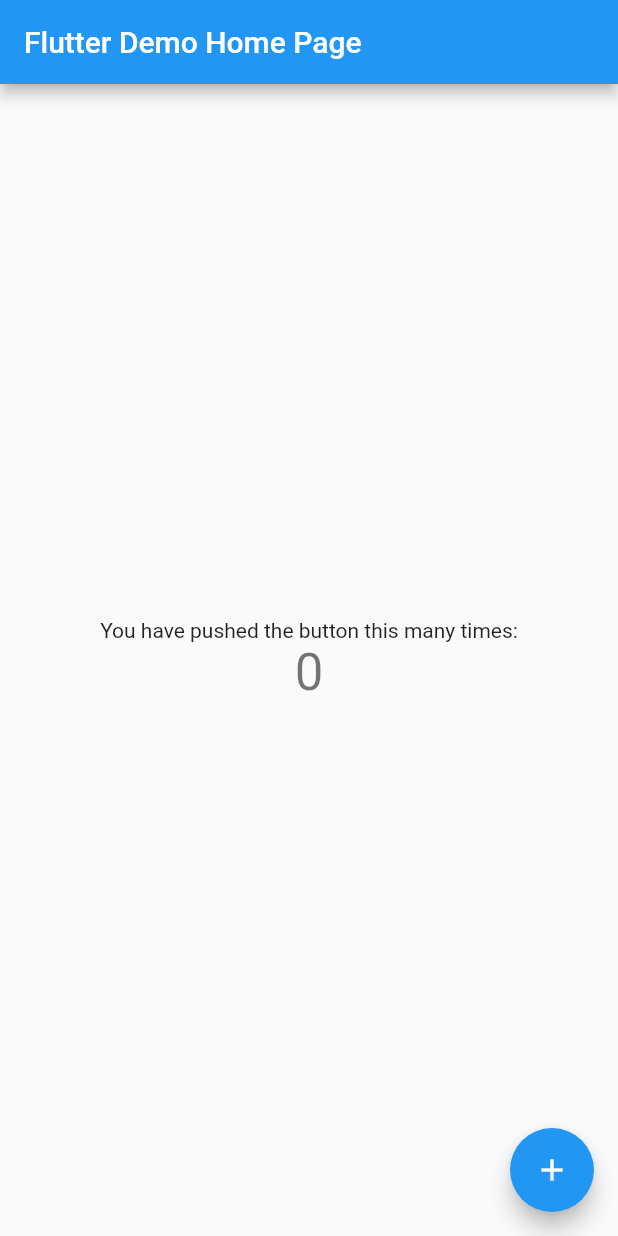
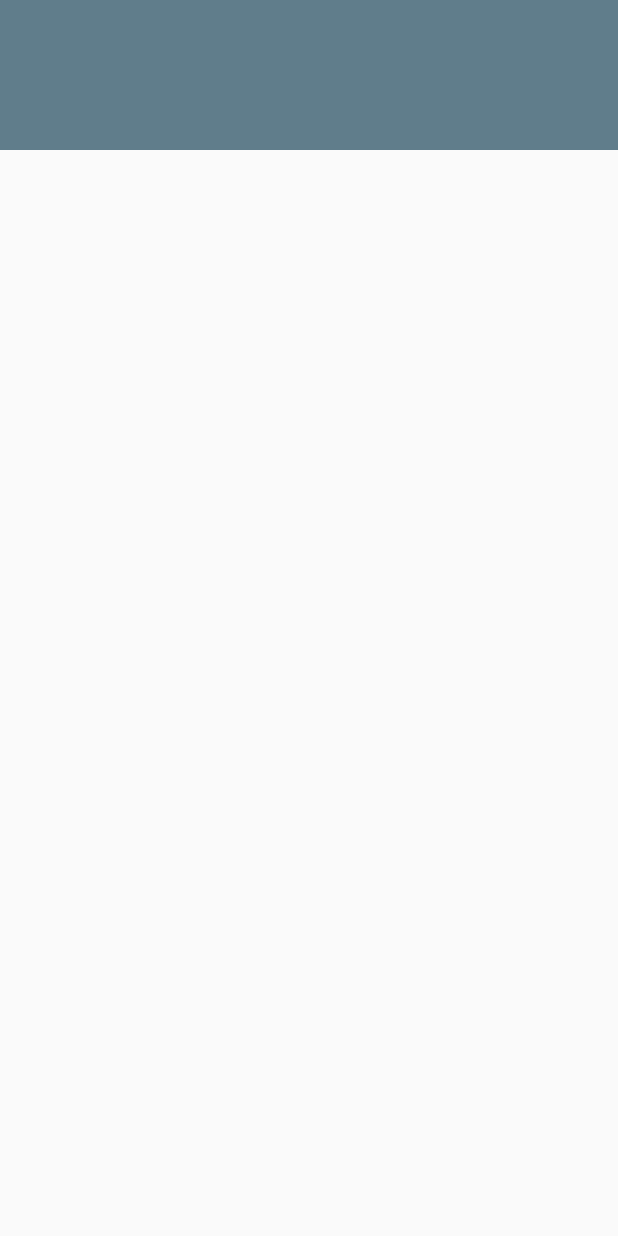
Before and after one commit to Haedong-Jeon/what_to_eat, a Flutter app: the screen it shows after launch, on a phone screen of 412 x 824 dp. Run offline on Flutter 3.47's test engine with Material 2 defaults, Android fonts, the phone set to English and light mode, and no system bars; drawn by our look-alikes of loader_overlay; our stand-ins replace freezed_annotation, get, internet_connection_checker_plus; generated files the repository leaves out were written again.

Commit message:
[presentation] 인터넷 연결 오류 상태창

```diff
--- a/lib/main.dart
+++ b/lib/main.dart
@@ -1,115 +1,62 @@
 import 'package:flutter/material.dart';
+import 'package:get/get.dart';
+import 'package:loader_overlay/loader_overlay.dart';
+import 'package:what_to_eat/domain/event/network_event/network_event.dart';
+import 'package:what_to_eat/presentation/base/base_scaffold.dart';
+import 'package:what_to_eat/presentation/base/no_network_error_bar.dart';
+
+import 'package:flutter_gen/gen_l10n/app_localizations.dart';
+import 'package:flutter_localizations/flutter_localizations.dart';
 
 void main() {
+  NetworkEvent().startListen();
   runApp(const MyApp());
 }
 
 class MyApp extends StatelessWidget {
   const MyApp({super.key});
 
-  // This widget is the root of your application.
   @override
   Widget build(BuildContext context) {
     return MaterialApp(
         title: 'Flutter Demo',
         theme: ThemeData(
-        // This is the theme of your application.
-        //
-        // Try running your application with "flutter run". You'll see the
-        // application has a blue toolbar. Then, without quitting the app, try
-        // changing the primarySwatch below to Colors.green and then invoke
-        // "hot reload" (press "r" in the console where you ran "flutter run",
-        // or simply save your changes to "hot reload" in a Flutter IDE).
-        // Notice that the counter didn't reset back to zero; the application
-        // is not restarted.
           primarySwatch: Colors.blue,
         ),
-      home: const MyHomePage(title: 'Flutter Demo Home Page'),
-    );
-  }
-}
-
-class MyHomePage extends StatefulWidget {
-  const MyHomePage({super.key, required this.title});
-
-  // This widget is the home page of your application. It is stateful, meaning
-  // that it has a State object (defined below) that contains fields that affect
-  // how it looks.
-
-  // This class is the configuration for the state. It holds the values (in this
-  // case the title) provided by the parent (in this case the App widget) and
-  // used by the build method of the State. Fields in a Widget subclass are
-  // always marked "final".
-
-  final String title;
-
-  @override
-  State<MyHomePage> createState() => _MyHomePageState();
-}
-
-class _MyHomePageState extends State<MyHomePage> {
-  int _counter = 0;
-
-  void _incrementCounter() {
-    setState(() {
-      // This call to setState tells the Flutter framework that something has
-      // changed in this State, which causes it to rerun the build method below
-      // so that the display can reflect the updated values. If we changed
-      // _counter without calling setState(), then the build method would not be
-      // called again, and so nothing would appear to happen.
-      _counter++;
-    });
-  }
-
-  @override
-  Widget build(BuildContext context) {
-    // This method is rerun every time setState is called, for instance as done
-    // by the _incrementCounter method above.
-    //
-    // The Flutter framework has been optimized to make rerunning build methods
-    // fast, so that you can just rebuild anything that needs updating rather
-    // than having to individually change instances of widgets.
-    return Scaffold(
-      appBar: AppBar(
-        // Here we take the value from the MyHomePage object that was created by
-        // the App.build method, and use it to set our appbar title.
-        title: Text(widget.title),
+        home: Scaffold(
+          body: Column(
+            children: [
+              const NoNetworkErrorBar(),
+              Expanded(
+                child: GetMaterialApp(
+                  theme: ThemeData(
+                    primarySwatch: Colors.blue,
                   ),
-      body: Center(
-        // Center is a layout widget. It takes a single child and positions it
-        // in the middle of the parent.
-        child: Column(
-          // Column is also a layout widget. It takes a list of children and
-          // arranges them vertically. By default, it sizes itself to fit its
-          // children horizontally, and tries to be as tall as its parent.
-          //
-          // Invoke "debug painting" (press "p" in the console, choose the
-          // "Toggle Debug Paint" action from the Flutter Inspector in Android
-          // Studio, or the "Toggle Debug Paint" command in Visual Studio Code)
-          // to see the wireframe for each widget.
-          //
-          // Column has various properties to control how it sizes itself and
-          // how it positions its children. Here we use mainAxisAlignment to
-          // center the children vertically; the main axis here is the vertical
-          // axis because Columns are vertical (the cross axis would be
-          // horizontal).
-          mainAxisAlignment: MainAxisAlignment.center,
-          children: <Widget>[
-            const Text(
-              'You have pushed the button this many times:',
+                  localizationsDelegates: const [
+                    AppLocalizations.delegate,
+                    GlobalMaterialLocalizations.delegate,
+                    GlobalWidgetsLocalizations.delegate,
+                    GlobalCupertinoLocalizations.delegate,
+                  ],
+                  supportedLocales: const [
+                    Locale('en'), //영어
+                    Locale('ko'), //한국어
+                    Locale("zh") //대만어(중국어 번체)
+                  ],
+                  builder: (context, child) => MediaQuery(
+                    data: MediaQuery.of(context).copyWith(
+                      //사용자가 기기 환경설정에서 텍스트 사이즈를 바꿔도 이 앱의 텍스트 크기는 영향 받지 않도록 설정
+                      textScaleFactor: 1.0,
                     ),
-            Text(
-              '$_counter',
-              style: Theme.of(context).textTheme.headlineMedium,
+                    child: child!,
+                  ),
+                  home: LoaderOverlay(
+                    child: BaseScaffold(),
+                  ),
+                ),
               ),
             ],
           ),
-      ),
-      floatingActionButton: FloatingActionButton(
-        onPressed: _incrementCounter,
-        tooltip: 'Increment',
-        child: const Icon(Icons.add),
-      ), // This trailing comma makes auto-formatting nicer for build methods.
-    );
+        ));
   }
 }
--- /dev/null
+++ b/lib/presentation/base/base_scaffold.dart
@@ -0,0 +1,75 @@
+import 'package:flutter/material.dart';
+import 'package:loader_overlay/loader_overlay.dart';
+import 'package:what_to_eat/const/enum/ui_event_type.dart';
+import 'package:what_to_eat/domain/event/ui_event/ui_event.dart';
+
+class BaseScaffold extends StatefulWidget {
+  PreferredSizeWidget? appBar;
+  Widget? body;
+  Widget? bottomNavigationBar;
+  Color? backgroundColor;
+  Widget? floatingActionButton;
+  bool? resizeToAvoidBottomInset;
+  FloatingActionButtonLocation? floatingActionButtonLocation;
+  FloatingActionButtonAnimator? floatingActionButtonAnimator;
+  List<Widget>? persistentFooterButtons;
+  AlignmentDirectional persistentFooterAlignment =
+      AlignmentDirectional.centerEnd;
+  Widget? drawer;
+
+  BaseScaffold(
+      {this.appBar,
+        this.body,
+        this.resizeToAvoidBottomInset,
+        this.backgroundColor,
+        this.floatingActionButton,
+        this.bottomNavigationBar,
+        this.floatingActionButtonLocation,
+        this.floatingActionButtonAnimator,
+        this.persistentFooterButtons,
+        this.persistentFooterAlignment = AlignmentDirectional.centerEnd,
+        this.drawer});
+
+  @override
+  State<BaseScaffold> createState() => _BaseScaffoldState();
+}
+
+class _BaseScaffoldState extends State<BaseScaffold> {
+  bool shouldShowNoNetworkErrorBar = false;
+
+  @override
+  void initState() {
+    UiEvent().stream.listen((event) {
+      if (mounted) {
+        if (event == UiEventType.START_LOADING) {
+          context.loaderOverlay.show();
+        }
+        if (event == UiEventType.END_LOADING) {
+          context.loaderOverlay.hide();
+        }
+      }
+    });
+    super.initState();
+  }
+
+  @override
+  Widget build(BuildContext context) {
+    return GestureDetector(
+      onTap: () {
+        FocusScope.of(context).unfocus();
+      },
+      child: Scaffold(
+        bottomNavigationBar: widget.bottomNavigationBar,
+        backgroundColor: widget.backgroundColor,
+        appBar: widget.appBar,
+        body: widget.body,
+        resizeToAvoidBottomInset: widget.resizeToAvoidBottomInset,
+        floatingActionButton: widget.floatingActionButton,
+        floatingActionButtonAnimator: widget.floatingActionButtonAnimator,
+        persistentFooterButtons: widget.persistentFooterButtons,
+        persistentFooterAlignment: widget.persistentFooterAlignment,
+        drawer: widget.drawer,
+      ),
+    );
+  }
+}
--- /dev/null
+++ b/lib/presentation/base/no_network_error_bar.dart
@@ -0,0 +1,66 @@
+import 'package:flutter/material.dart';
+import 'package:flutter_gen/gen_l10n/app_localizations.dart';
+import 'package:get/get.dart';
+import 'package:what_to_eat/const/enum/network_event_type.dart';
+import 'package:what_to_eat/domain/event/network_event/network_event.dart';
+
+class NoNetworkErrorBar extends StatefulWidget {
+  const NoNetworkErrorBar({Key? key}) : super(key: key);
+
+  @override
+  State<NoNetworkErrorBar> createState() => _NoNetworkErrorBarState();
+}
+
+class _NoNetworkErrorBarState extends State<NoNetworkErrorBar> {
+  bool showNetworkError = false;
+
+  @override
+  void initState() {
+    NetworkEvent().stream.listen((event) {
+      if (!mounted) {
+        return;
+      }
+      bool changeToNotShow =
+          event == NetworkEventType.CONNECTED && showNetworkError;
+      bool changeToShow =
+          event == NetworkEventType.NOT_CONNECTED && !showNetworkError;
+
+      if (changeToNotShow) {
+        setState(() {
+          showNetworkError = false;
+        });
+      }
+      if (changeToShow) {
+        setState(() {
+          showNetworkError = true;
+        });
+      }
+    });
+    super.initState();
+  }
+
+  @override
+  Widget build(BuildContext context) {
+    if (Get.context == null) {
+      return Container();
+    }
+    return AnimatedContainer(
+      width: double.maxFinite,
+      height: showNetworkError ? 100 : 0,
+      color: Colors.blueGrey,
+      duration: const Duration(milliseconds: 350),
+      child: SafeArea(
+        child: Center(
+          child: Text(
+            "",
+            style: const TextStyle(
+              color: Colors.white,
+              fontSize: 15,
+              fontWeight: FontWeight.bold,
+            ),
+          ),
+        ),
+      ),
+    );
+  }
+}
```
Lines whose indentation alone changed are shown as unchanged.
